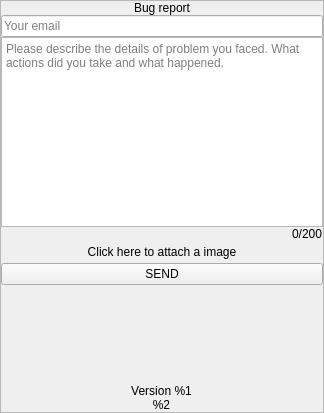
demlabs-cellframe/dap-ui-sdk, file vpn/ui/dialogs/BugReportScreen.ui: the form before one commit.
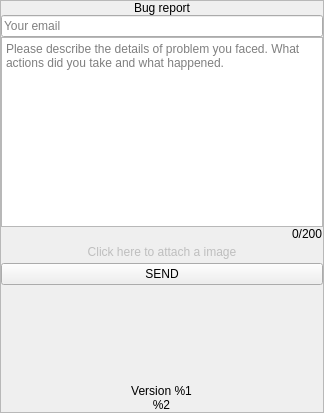
The form after the commit. Custom widgets are drawn as their Qt base class.

```diff
--- a/vpn/ui/dialogs/BugReportScreen.ui
+++ b/vpn/ui/dialogs/BugReportScreen.ui
@@ -122,6 +122,9 @@
       </item>
       <item>
        <widget class="QPushButton" name="btnAttachImage">
+        <property name="enabled">
+         <bool>false</bool>
+        </property>
         <property name="text">
          <string>Click here to attach a image</string>
         </property>
```
